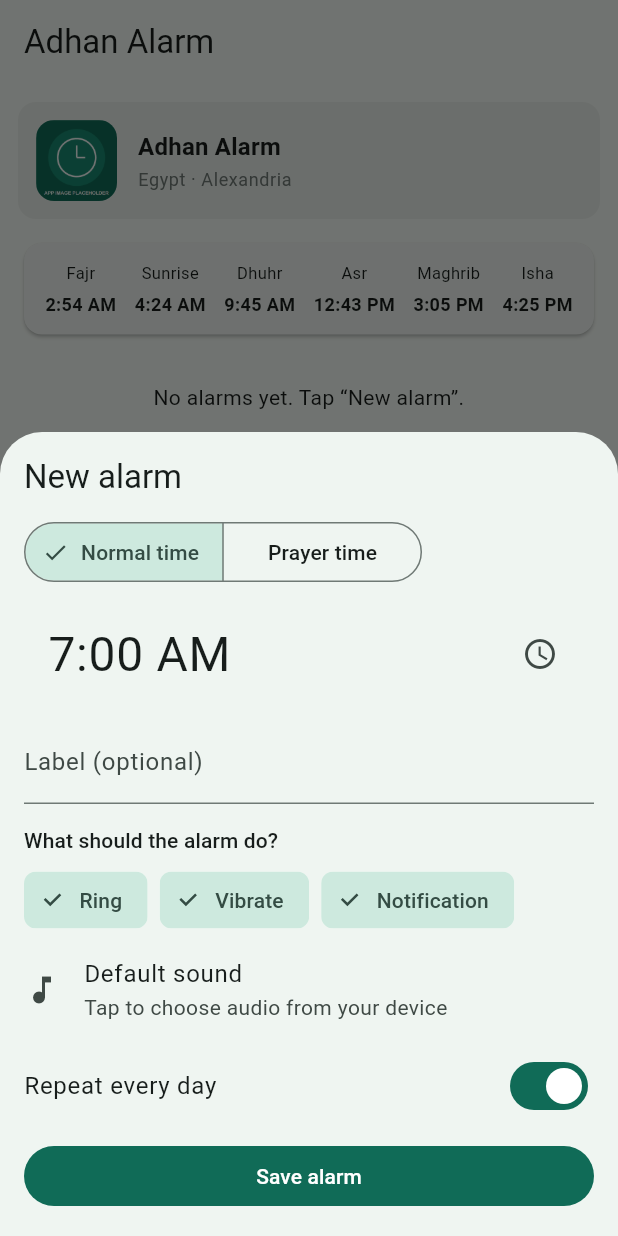
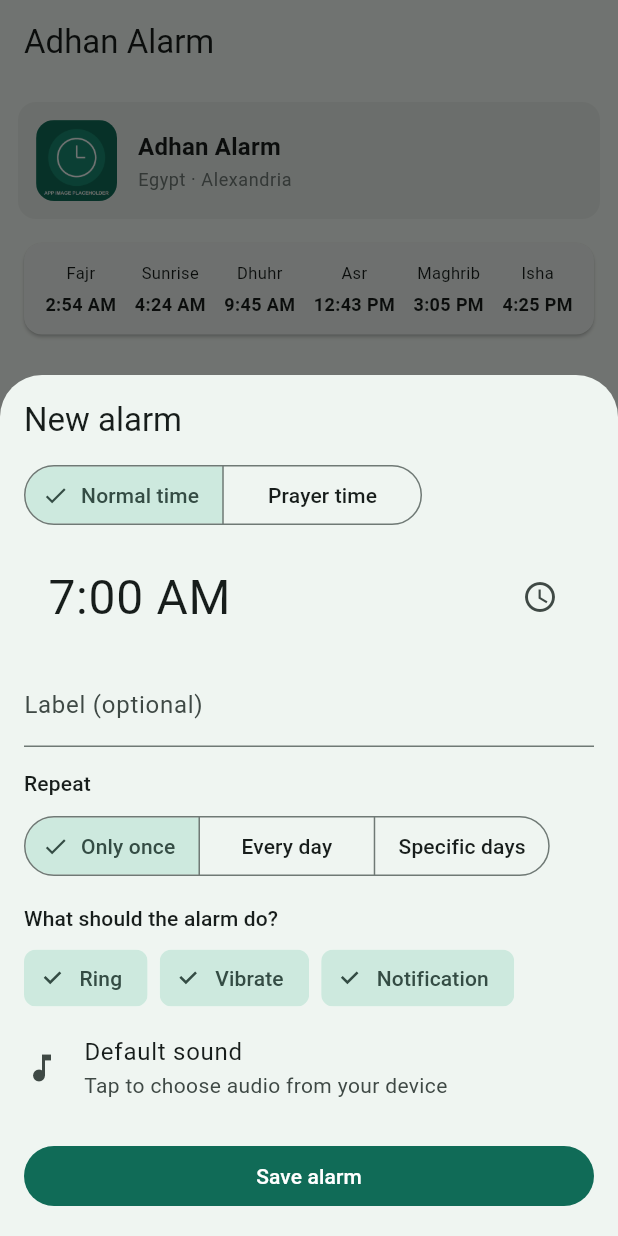
Before and after one commit to OsamaAlshahat/adhan-alarm, a Flutter app: the screen it shows after launch, after a tap on "New alarm", on a phone screen of 412 x 824 dp. Run offline on Flutter 3.47's test engine with Material 3 defaults, Android fonts, the phone set to English and light mode, and no system bars; our stand-ins replace adhan, file_picker, geolocator, permission_handler, shared_preferences; missing offline and left inert: alarm; statements that could not run were skipped.

Commit message:
Add alarm recurrence options: only once (default), every day, and specific days of the week

```diff
--- a/lib/main.dart
+++ b/lib/main.dart
@@ -35,6 +35,26 @@
   'Indonesia': [['Jakarta', -6.2, 106.85]], 'United Kingdom': [['London', 51.51, -0.13]],
   'United States': [['New York', 40.71, -74.01]],
 };
+
+const weekDaysAr = [
+  {'day': DateTime.saturday, 'name': 'السبت', 'short': 'سبت'},
+  {'day': DateTime.sunday, 'name': 'الأحد', 'short': 'أحد'},
+  {'day': DateTime.monday, 'name': 'الإثنين', 'short': 'إث'},
+  {'day': DateTime.tuesday, 'name': 'الثلاثاء', 'short': 'ثل'},
+  {'day': DateTime.wednesday, 'name': 'الأربعاء', 'short': 'أر'},
+  {'day': DateTime.thursday, 'name': 'الخميس', 'short': 'خم'},
+  {'day': DateTime.friday, 'name': 'الجمعة', 'short': 'جم'},
+];
+
+const weekDaysEn = [
+  {'day': DateTime.monday, 'name': 'Monday', 'short': 'Mon'},
+  {'day': DateTime.tuesday, 'name': 'Tuesday', 'short': 'Tue'},
+  {'day': DateTime.wednesday, 'name': 'Wednesday', 'short': 'Wed'},
+  {'day': DateTime.thursday, 'name': 'Thursday', 'short': 'Thu'},
+  {'day': DateTime.friday, 'name': 'Friday', 'short': 'Fri'},
+  {'day': DateTime.saturday, 'name': 'Saturday', 'short': 'Sat'},
+  {'day': DateTime.sunday, 'name': 'Sunday', 'short': 'Sun'},
+];
 
 /// Localization helper for English and Arabic with automatic fallback
 class Tr {
@@ -136,7 +156,8 @@
   int mins;
   String label;
   bool on;
-  bool once;
+  String repeatMode; // 'once' (default), 'daily', 'custom'
+  List<int> days;    // 1 (Monday) .. 7 (Sunday)
   bool notify, vibrate, sound;
   String? soundPath, soundName;
 
@@ -149,13 +170,17 @@
     this.mins = 10,
     this.label = '',
     this.on = true,
-    this.once = false,
+    this.repeatMode = 'once', // Default: only one time
+    List<int>? days,
     this.notify = true,
     this.vibrate = true,
     this.sound = true,
     this.soundPath,
     this.soundName,
-  });
+  }) : days = days ?? [DateTime.monday, DateTime.tuesday, DateTime.wednesday, DateTime.thursday, DateTime.friday];
+
+  bool get once => repeatMode == 'once';
+  set once(bool v) => repeatMode = v ? 'once' : 'daily';
 
   Map<String, dynamic> toJson() => {
     'id': id,
@@ -166,7 +191,8 @@
     'mins': mins,
     'label': label,
     'on': on,
-    'once': once,
+    'repeatMode': repeatMode,
+    'days': days,
     'notify': notify,
     'vibrate': vibrate,
     'sound': sound,
@@ -174,7 +200,14 @@
     'soundName': soundName,
   };
 
-  factory Al.from(Map<String, dynamic> j) => Al(
+  factory Al.from(Map<String, dynamic> j) {
+    final mode = j['repeatMode'] as String? ?? (j['once'] == false ? 'daily' : 'once');
+    final rawDays = j['days'] as List?;
+    final parsedDays = rawDays != null
+        ? rawDays.map((e) => (e as num).toInt()).toList()
+        : <int>[DateTime.monday, DateTime.tuesday, DateTime.wednesday, DateTime.thursday, DateTime.friday];
+
+    return Al(
       id: j['id'],
       prayer: j['prayer'] ?? false,
       minutes: j['minutes'] ?? 420,
@@ -183,13 +216,15 @@
       mins: j['mins'] ?? 10,
       label: j['label'] ?? '',
       on: j['on'] ?? true,
-    once: j['once'] ?? false,
+      repeatMode: mode,
+      days: parsedDays,
       notify: j['notify'] ?? true,
       vibrate: j['vibrate'] ?? true,
       sound: j['sound'] ?? true,
       soundPath: j['soundPath'],
       soundName: j['soundName'],
     );
+  }
 
   Al copy() => Al.from(jsonDecode(jsonEncode(toJson())));
 
@@ -202,6 +237,30 @@
     }
     final rel = sign < 0 ? (ar ? 'قبل' : 'before') : (ar ? 'بعد' : 'after');
     return ar ? '$rel $pName بـ $mins دقيقة' : '$mins min $rel $pName';
+  }
+
+  String repeatText(BuildContext context) {
+    final ar = Tr.isAr(context);
+    if (repeatMode == 'once') return ar ? 'مرة واحدة' : 'Only once';
+    if (repeatMode == 'daily') return ar ? 'كل يوم' : 'Every day';
+    if (days.length == 7) return ar ? 'كل يوم' : 'Every day';
+    if (days.isEmpty) return ar ? 'لم يتم تحديد أيام' : 'No days';
+
+    final shortMap = <int, String>{
+      DateTime.saturday: ar ? 'سبت' : 'Sat',
+      DateTime.sunday: ar ? 'أحد' : 'Sun',
+      DateTime.monday: ar ? 'إث' : 'Mon',
+      DateTime.tuesday: ar ? 'ثل' : 'Tue',
+      DateTime.wednesday: ar ? 'أر' : 'Wed',
+      DateTime.thursday: ar ? 'خم' : 'Thu',
+      DateTime.friday: ar ? 'جم' : 'Fri',
+    };
+    final orderedList = (ar ? weekDaysAr : weekDaysEn)
+        .map((x) => x['day'] as int)
+        .where((d) => days.contains(d))
+        .map((d) => shortMap[d] ?? '$d');
+
+    return orderedList.join(ar ? '، ' : ', ');
   }
 
   String actions(BuildContext context) {
@@ -286,8 +345,15 @@
     final path = (a.soundPath != null && File(a.soundPath!).existsSync()) ? a.soundPath! : 'assets/alarm.wav';
     var count = 0;
     for (var i = 0; i < 14; i++) {
-      final at = ringAt(a, now.add(Duration(days: i)));
+      final targetDate = now.add(Duration(days: i));
+      final at = ringAt(a, targetDate);
       if (!at.isAfter(now)) continue;
+
+      // Filter by specific days of week if customized
+      if (a.repeatMode == 'custom' && !a.days.contains(targetDate.weekday)) {
+        continue;
+      }
+
       final titleText = a.label.isNotEmpty ? a.label : (a.prayer ? '${a.mins} min ${a.p}' : 'Alarm');
       await Alarm.set(alarmSettings: AlarmSettings(
         id: a.id * 100 + i,
@@ -304,7 +370,9 @@
           stopButton: a.notify ? 'Stop' : null,
         ),
       ));
-      if (a.once && ++count == 1) break;
+
+      // 'once' mode only schedules the first upcoming occurrence
+      if (a.repeatMode == 'once' && ++count == 1) break;
     }
   }
 }
@@ -317,7 +385,7 @@
   if (ringing.contains(s.id)) return;
   ringing.add(s.id);
   final a = alarms.where((x) => x.id == s.id ~/ 100).firstOrNull;
-  if (a != null && a.once) {
+  if (a != null && a.repeatMode == 'once') {
     a.on = false;
     save();
   }
@@ -618,7 +686,7 @@
                 style: const TextStyle(fontSize: 28, fontWeight: FontWeight.w400),
               ),
               subtitle: Text(
-                '${a.label.isEmpty ? '' : '${a.label} · '}${a.desc(context)} · ${a.once ? Tr.t(context, 'Once', 'مرة واحدة') : Tr.t(context, 'Daily', 'يومياً')}\n${a.actions(context)}',
+                '${a.label.isEmpty ? '' : '${a.label} · '}${a.desc(context)} · ${a.repeatText(context)}\n${a.actions(context)}',
               ),
               isThreeLine: true,
               trailing: Row(
@@ -835,7 +903,9 @@
       useSafeArea: true,
       builder: (_) => StatefulBuilder(
         builder: (ctx, set) {
-          final ok = e.sound || e.vibrate || e.notify;
+          final hasValidDays = e.repeatMode != 'custom' || e.days.isNotEmpty;
+          final ok = (e.sound || e.vibrate || e.notify) && hasValidDays;
+
           return Padding(
             padding: EdgeInsets.only(bottom: MediaQuery.of(ctx).viewInsets.bottom),
             child: SafeArea(
@@ -914,6 +984,55 @@
                       decoration: InputDecoration(labelText: Tr.t(ctx, 'Label (optional)', 'التسمية (اختياري)')),
                     ),
                     const SizedBox(height: 14),
+
+                    // =========================================================
+                    // REPEAT OPTIONS: Only once (default), Every day, Specific days
+                    // =========================================================
+                    Text(Tr.t(ctx, 'Repeat', 'التكرار'), style: Theme.of(ctx).textTheme.titleSmall),
+                    const SizedBox(height: 8),
+                    SegmentedButton<String>(
+                      segments: [
+                        ButtonSegment(value: 'once', label: Text(Tr.t(ctx, 'Only once', 'مرة واحدة'))),
+                        ButtonSegment(value: 'daily', label: Text(Tr.t(ctx, 'Every day', 'كل يوم'))),
+                        ButtonSegment(value: 'custom', label: Text(Tr.t(ctx, 'Specific days', 'أيام محددة'))),
+                      ],
+                      selected: {e.repeatMode},
+                      onSelectionChanged: (s) => set(() => e.repeatMode = s.first),
+                    ),
+                    if (e.repeatMode == 'custom') ...[
+                      const SizedBox(height: 10),
+                      Wrap(
+                        spacing: 6,
+                        runSpacing: 6,
+                        children: [
+                          for (final item in (Tr.isAr(ctx) ? weekDaysAr : weekDaysEn))
+                            FilterChip(
+                              label: Text(item['name'] as String),
+                              selected: e.days.contains(item['day']),
+                              onSelected: (selected) {
+                                set(() {
+                                  final d = item['day'] as int;
+                                  if (selected) {
+                                    if (!e.days.contains(d)) e.days.add(d);
+                                  } else {
+                                    e.days.remove(d);
+                                  }
+                                });
+                              },
+                            ),
+                        ],
+                      ),
+                      if (e.days.isEmpty)
+                        Padding(
+                          padding: const EdgeInsets.only(top: 4),
+                          child: Text(
+                            Tr.t(ctx, 'Please select at least one day', 'يرجى اختيار يوم واحد على الأقل'),
+                            style: TextStyle(color: Theme.of(ctx).colorScheme.error, fontSize: 12),
+                          ),
+                        ),
+                    ],
+
+                    const SizedBox(height: 14),
                     Text(Tr.t(ctx, 'What should the alarm do?', 'ماذا يفعل المنبه عند الرنين؟'), style: Theme.of(ctx).textTheme.titleSmall),
                     const SizedBox(height: 6),
                     Wrap(
@@ -940,7 +1059,7 @@
                       Padding(
                         padding: const EdgeInsets.only(top: 6),
                         child: Text(
-                          Tr.t(ctx, 'Choose at least one action', 'اختر إجراءً واحداً على الأقل'),
+                          Tr.t(ctx, 'Choose at least one action and valid days', 'اختر إجراءً واحداً على الأقل وحدد الأيام'),
                           style: TextStyle(color: Theme.of(ctx).colorScheme.error),
                         ),
                       ),
@@ -961,13 +1080,7 @@
                               ),
                         onTap: () => pickSound(e, set),
                       ),
-                    SwitchListTile(
-                      contentPadding: EdgeInsets.zero,
-                      title: Text(Tr.t(ctx, 'Repeat every day', 'تكرار كل يوم')),
-                      value: !e.once,
-                      onChanged: (v) => set(() => e.once = !v),
-                    ),
-                    const SizedBox(height: 8),
+                    const SizedBox(height: 12),
                     SizedBox(
                       width: double.infinity,
                       child: FilledButton(
```
Lines whose indentation alone changed are shown as unchanged.
